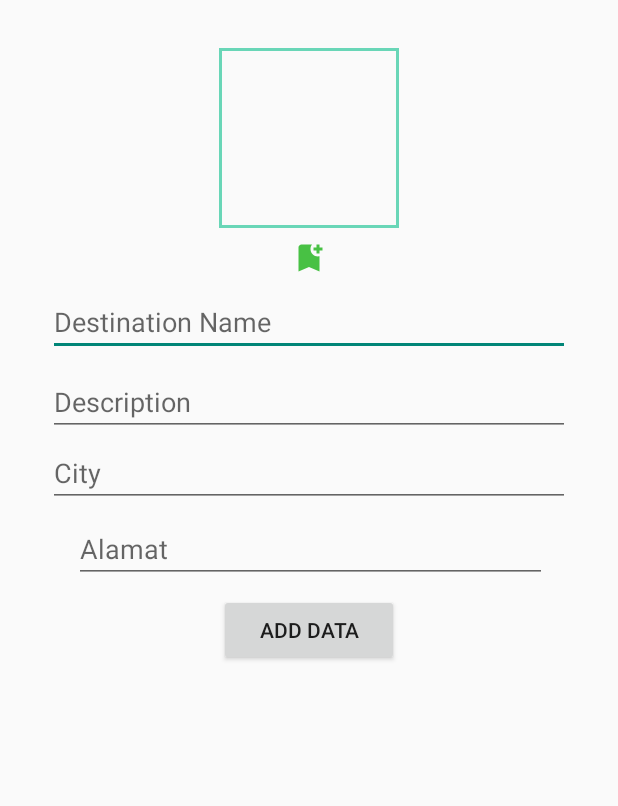
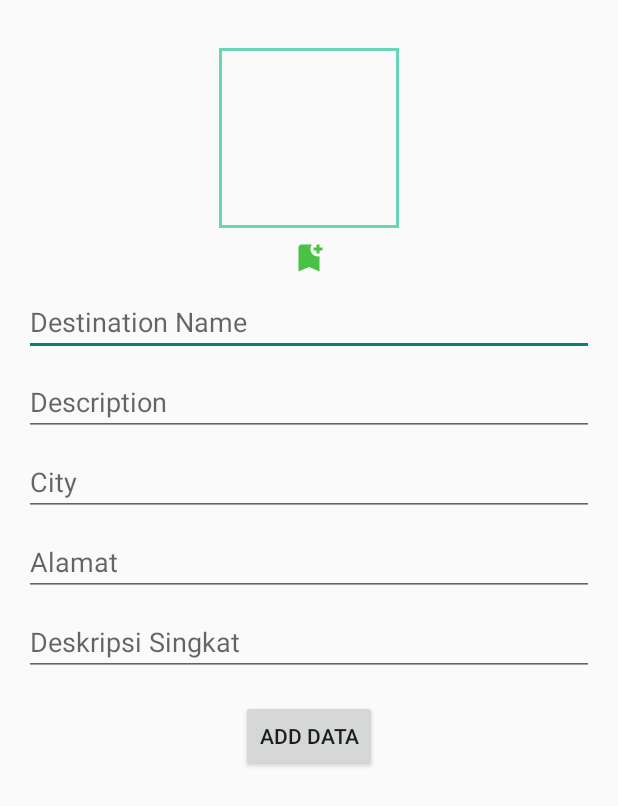
Before and after one commit to King-srt/projectPAM, an Android app: the addimagetodatabases screen opened directly, with no data from a screen before it, on a phone screen of 412 x 824 dp. Shown: the top 806 px of the screen. Run offline under Robolectric (Android 15) with nearby library versions, the phone set to English and light mode, and no system bars; our stand-ins replace Firebase (no records; nobody signed in at launch, a user with empty details on screens opened directly); pictures from the network do not load.

Commit message:
second commit update DestinationAdapter

```diff
--- a/app/src/main/java/com/example/projectakhir/Activity/ActivityDetailWisata.java
+++ b/app/src/main/java/com/example/projectakhir/Activity/ActivityDetailWisata.java
@@ -73,6 +73,7 @@ public class ActivityDetailWisata extends AppCompatActivity {
                 .into(imageView);
         String imageName = getIntent().getStringExtra("image_name");
         String imageDesc = getIntent().getStringExtra("image_desc");
+        String imageAddress = getIntent().getStringExtra("image_addr");
 
         TextView nameTextView = findViewById(R.id.tvTitle);
         TextView locationTextView = findViewById(R.id.tvLocation);
@@ -80,6 +81,7 @@ public class ActivityDetailWisata extends AppCompatActivity {
         Glide.with(this).load(imageUrl).into(imageView);
         nameTextView.setText(imageName);
         descriptionTextView.setText(imageDesc);
+        locationTextView.setText(imageAddress);
         fetchComments();
         Intent intent = getIntent();
         urlImages = intent.getStringExtra("image_url");
--- a/app/src/main/java/com/example/projectakhir/Activity/Login.java
+++ b/app/src/main/java/com/example/projectakhir/Activity/Login.java
@@ -160,7 +160,6 @@ public class Login extends AppCompatActivity implements View.OnClickListener {
                 Toast.makeText(this, "Email atau password tidak boleh kosong", Toast.LENGTH_SHORT).show();
             } else {
                 progressBar.setVisibility(View.VISIBLE);
-
                 // Authenticate using FirebaseAuth
                 mAuth.signInWithEmailAndPassword(emailS, passwordS)
                         .addOnCompleteListener(this, new OnCompleteListener<AuthResult>() {
--- a/app/src/main/java/com/example/projectakhir/Activity/PencarianWisata.java
+++ b/app/src/main/java/com/example/projectakhir/Activity/PencarianWisata.java
@@ -97,7 +97,7 @@ public class PencarianWisata extends AppCompatActivity {
                 performSearch();
             }
         });
-
+        progressBar.setVisibility(View.VISIBLE);
         mDestinationRef.orderBy("city").get()
                 .addOnSuccessListener(new OnSuccessListener<QuerySnapshot>() {
                     @Override
@@ -106,6 +106,7 @@ public class PencarianWisata extends AppCompatActivity {
                         for (QueryDocumentSnapshot documentSnapshot : queryDocumentSnapshots) {
                             Destination destination = documentSnapshot.toObject(Destination.class);
                             mDestinationList.add(destination);
+                            progressBar.setVisibility(View.GONE);
                         }
 
                         mAdapter = new DestinationAdapter(getApplicationContext(), mDestinationList);
--- a/app/src/main/java/com/example/projectakhir/Activity/RV_DaftarWisata.java
+++ b/app/src/main/java/com/example/projectakhir/Activity/RV_DaftarWisata.java
@@ -151,6 +151,7 @@ public class RV_DaftarWisata extends AppCompatActivity {
                                 intent.putExtra("userName", name);
                                 intent.putExtra("userId", mAuth.getCurrentUser().getUid());
                                 intent.putExtra("rating", clickedDestination.getRating());
+                                intent.putExtra("image_addr",clickedDestination.getAddress());
                                 startActivity(intent);
                             }
                         });
--- a/app/src/main/java/com/example/projectakhir/Adapter/DestinationAdapter.java
+++ b/app/src/main/java/com/example/projectakhir/Adapter/DestinationAdapter.java
@@ -160,7 +160,7 @@ public class DestinationAdapter extends RecyclerView.Adapter<DestinationAdapter.
         // Method untuk mengikat data ke ViewHolder
         public void bind(Destination destination) {
             textName.setText(destination.getName());
-            description.setText(destination.getDescription());
+            description.setText(destination.getLittleDesc());
             Glide.with(mContext).load(destination.getImageUrl()).into(imageContact);
             calculateAndDisplayAvgRating(destination.getId(),avgRatingDest,ratingbar);
 
--- a/app/src/main/java/com/example/projectakhir/addimagetodatabases.java
+++ b/app/src/main/java/com/example/projectakhir/addimagetodatabases.java
@@ -34,7 +34,7 @@ public class addimagetodatabases extends AppCompatActivity {
     private static final int GALLERY_REQUEST_CODE = 100;
     private ImageView imageView;
     private EditText editTextName,editCityName,editAddressName;
-    private EditText editTextDescription;
+    private EditText editTextDescription,editLittleDesc;
     private Button buttonAdd;
     private Uri imageUri;
 
@@ -55,6 +55,7 @@ public class addimagetodatabases extends AppCompatActivity {
         editCityName = findViewById(R.id.editTextCityName);
         editTextDescription = findViewById(R.id.editTextDescription);
         buttonAdd = findViewById(R.id.buttonAddData);
+        editLittleDesc = findViewById(R.id.editTextDescLittle);
         String firebaseUrl = "https://login-projectpam-default-rtdb.asia-southeast1.firebasedatabase.app/";
         FirebaseDatabase firebaseDatabase = FirebaseDatabase.getInstance(firebaseUrl);
         destReference = firebaseDatabase.getReference("destination");
@@ -98,6 +99,7 @@ public class addimagetodatabases extends AppCompatActivity {
         final String description = editTextDescription.getText().toString().trim();
         final String city= editCityName.getText().toString().trim();
         final String address = editAddressName.getText().toString().trim();
+        final String littleDesc = editLittleDesc.getText().toString().trim();
 
         if (TextUtils.isEmpty(name)) {
             editTextName.setError("Name is required");
@@ -131,7 +133,7 @@ public class addimagetodatabases extends AppCompatActivity {
         UploadTask uploadTask = fileRef.putFile(imageUri);
         String id = destReference.push().getKey();
         String imageUrl = imageUri.toString();
-        Destination destination = new Destination(id, imageUrl, name, description,city,address);
+        Destination destination = new Destination(id, imageUrl, name, description,city,address,littleDesc);
        // firestoreDB.collection("daftarWisata").document(id).set(destination);
         destReference.child(id).setValue(destination);
         uploadTask.continueWithTask(new Continuation<UploadTask.TaskSnapshot, Task<Uri>>() {
@@ -165,6 +167,8 @@ public class addimagetodatabases extends AppCompatActivity {
                                     editTextDescription.setText("");
                                     editCityName.setText("");
                                     imageView.setImageDrawable(null);
+                                    editLittleDesc.setText("");
+                                    editAddressName.setText("");
                                     progressBar.setVisibility(View.GONE);
                                 }
                             })
--- a/app/src/main/res/layout/activity_addimagetodatabases.xml
+++ b/app/src/main/res/layout/activity_addimagetodatabases.xml
@@ -6,24 +6,22 @@
     android:layout_height="match_parent"
     tools:context=".addimagetodatabases">
 
+    <ScrollView
+        android:layout_width="match_parent"
+        android:layout_height="match_parent">
+
         <RelativeLayout
             android:layout_width="match_parent"
-        android:layout_height="match_parent"
-        android:padding="16dp"
-        app:layout_constraintBottom_toBottomOf="parent"
-        app:layout_constraintEnd_toEndOf="parent"
-        app:layout_constraintStart_toStartOf="parent"
-        app:layout_constraintTop_toTopOf="parent">
+            android:layout_height="wrap_content"
+            android:padding="16dp">
 
             <ImageView
                 android:id="@+id/imageDestination"
                 android:layout_width="120dp"
                 android:layout_height="120dp"
-            android:layout_alignParentTop="true"
                 android:layout_centerHorizontal="true"
                 android:layout_marginTop="16dp"
                 android:background="@drawable/border" />
-
 
             <ImageView
                 android:id="@+id/imageBookmark"
@@ -39,11 +37,7 @@
                 android:layout_width="match_parent"
                 android:layout_height="wrap_content"
                 android:layout_below="@id/imageBookmark"
-            android:layout_alignParentStart="true"
-            android:layout_alignParentEnd="true"
-            android:layout_marginStart="16dp"
                 android:layout_marginTop="8dp"
-            android:layout_marginEnd="16dp"
                 android:hint="Destination Name"
                 android:inputType="text" />
 
@@ -52,11 +46,7 @@
                 android:layout_width="match_parent"
                 android:layout_height="wrap_content"
                 android:layout_below="@id/editTextDestinationName"
-            android:layout_alignParentStart="true"
-            android:layout_alignParentEnd="true"
-            android:layout_marginStart="16dp"
                 android:layout_marginTop="8dp"
-            android:layout_marginEnd="16dp"
                 android:hint="Description"
                 android:inputType="textMultiLine" />
 
@@ -64,13 +54,8 @@
                 android:id="@+id/editTextCityName"
                 android:layout_width="match_parent"
                 android:layout_height="wrap_content"
-            android:layout_below="@id/editTextDestinationName"
-            android:layout_alignParentStart="true"
-            android:layout_alignParentEnd="true"
-            android:layout_marginStart="16dp"
-            android:layout_marginTop="55dp"
-            android:layout_marginEnd="16dp"
-            android:layout_marginBottom="106dp"
+                android:layout_below="@id/editTextDescription"
+                android:layout_marginTop="8dp"
                 android:hint="City"
                 android:inputType="textMultiLine" />
 
@@ -78,41 +63,38 @@
                 android:id="@+id/editTextAddress"
                 android:layout_width="match_parent"
                 android:layout_height="wrap_content"
-            android:layout_below="@id/editTextDestinationName"
-            android:layout_alignParentStart="true"
-            android:layout_alignParentEnd="true"
-            android:layout_marginStart="33dp"
-            android:layout_marginTop="106dp"
-            android:layout_marginEnd="31dp"
-            android:layout_marginBottom="106dp"
+                android:layout_below="@id/editTextCityName"
+                android:layout_marginTop="8dp"
                 android:hint="Alamat"
+                android:inputType="textMultiLine" />
+
+            <EditText
+                android:id="@+id/editTextDescLittle"
+                android:layout_width="match_parent"
+                android:layout_height="wrap_content"
+                android:layout_below="@id/editTextAddress"
+                android:layout_marginTop="8dp"
+                android:hint="Deskripsi Singkat"
                 android:inputType="textMultiLine" />
 
             <Button
                 android:id="@+id/buttonAddData"
-            android:layout_width="130dp"
+                android:layout_width="wrap_content"
                 android:layout_height="wrap_content"
-            android:layout_below="@id/editTextDescription"
-            android:layout_alignParentStart="true"
-            android:layout_alignParentEnd="true"
-            android:layout_marginStart="130dp"
-            android:layout_marginTop="105dp"
-            android:layout_marginEnd="130dp"
+                android:layout_below="@id/editTextDescLittle"
+                android:layout_centerHorizontal="true"
+                android:layout_marginTop="16dp"
                 android:text="Add Data" />
 
             <ProgressBar
                 android:id="@+id/progressBarAdd"
                 style="?android:attr/progressBarStyle"
-            android:layout_width="92dp"
-            android:layout_height="67dp"
-            android:layout_below="@+id/buttonAddData"
-            android:layout_alignParentStart="true"
-            android:layout_alignParentEnd="true"
-            android:layout_alignParentBottom="true"
-            android:layout_marginStart="150dp"
-            android:layout_marginTop="15dp"
-            android:layout_marginEnd="153dp"
-            android:layout_marginBottom="206dp" />
+                android:layout_width="wrap_content"
+                android:layout_height="wrap_content"
+                android:layout_below="@id/buttonAddData"
+                android:layout_centerHorizontal="true"
+                android:layout_marginTop="16dp" />
 
         </RelativeLayout>
+    </ScrollView>
 </androidx.constraintlayout.widget.ConstraintLayout>
--- a/app/src/main/res/values/strings.xml
+++ b/app/src/main/res/values/strings.xml
@@ -1,4 +1,4 @@
 <resources>
     <string name="app_name">ProjectAkhir</string>
-    <string name="default_web_client_id"></string>
+    <string name="default_web_client_id">587634473708-5dcmansroomf9grmt9af17gj255r4o45.apps.googleusercontent.com</string>
 </resources>
```
Also changed, not shown: app/src/main/java/com/example/projectakhir/Activity/EditProfil.java (+9 -0 lines), app/src/main/java/com/example/projectakhir/Adapter/CommentAdapter.java (+7 -0 lines), app/src/main/java/com/example/projectakhir/Model/Destination.java (+12 -1 lines), app/src/main/res/layout/item_wisata.xml (+14 -9 lines). Lines whose indentation alone changed are shown as unchanged.
